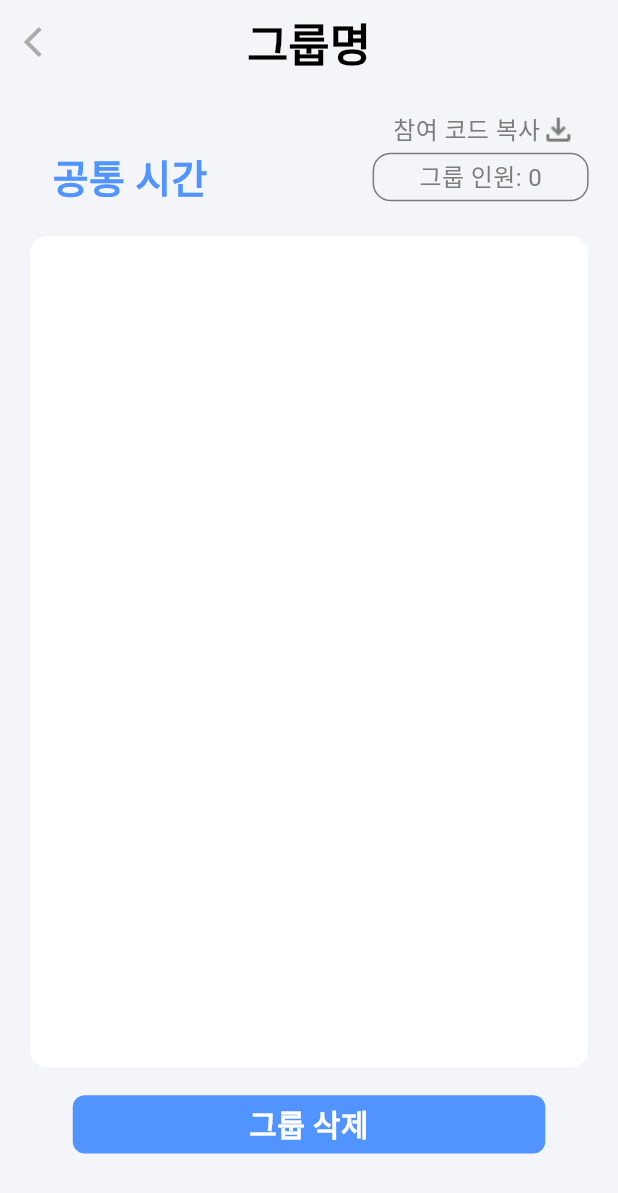
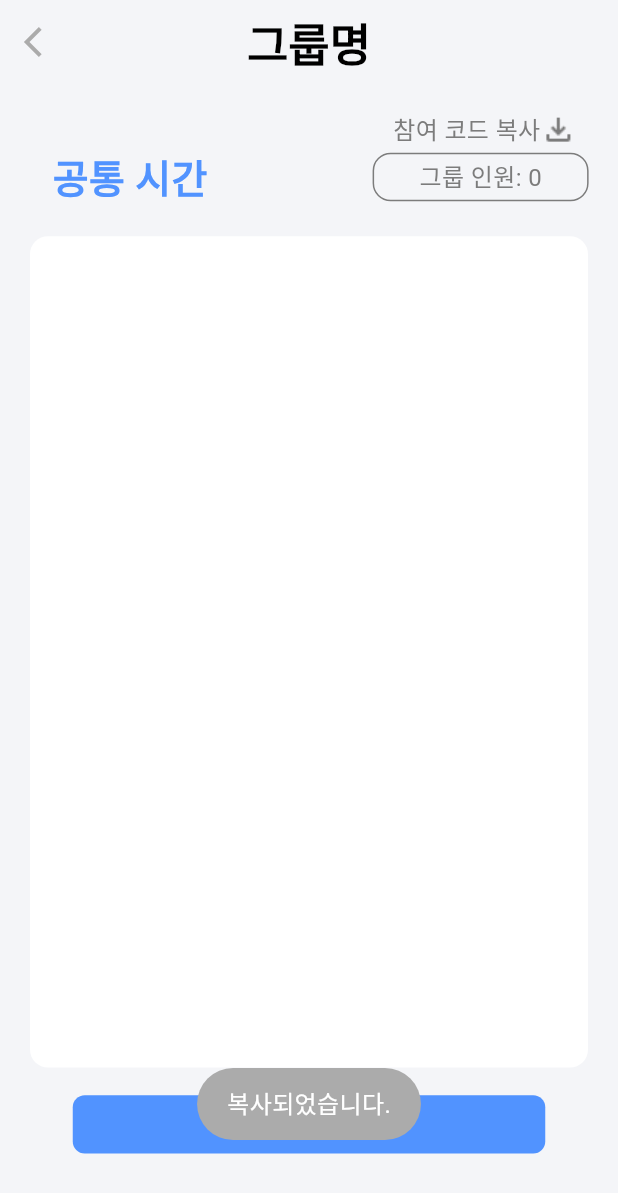
Before and after one commit to AIIA-GCU/VinTeum-FE, a Flutter app: the DetailScreen screen opened directly with empty values, after a tap on "참여 코드 복사", on a phone screen of 412 x 824 dp. Shown: the top 1193 px of the screen. Run offline on Flutter 3.47's test engine with Material 3 defaults, Android fonts, the light colour scheme and no system bars; our stand-ins replace fluttertoast, image_picker, smooth_page_indicator; Roboto replaces fonts that are missing (Pretendard).

Commit message:
[feat] 클립보드 복사 기능 추가
- 복사 기능 추가
- 토스트 메세지 추가

```diff
--- a/lib/Page/Detail_Screen1.dart
+++ b/lib/Page/Detail_Screen1.dart
@@ -1,16 +1,16 @@
 import 'package:flutter/cupertino.dart';
 import 'package:flutter/material.dart';
+import 'package:fluttertoast/fluttertoast.dart';
 import 'package:vinteum/Common/color.dart';
 import 'package:vinteum/widget/custom_button.dart';
 import 'package:vinteum/widget/custom_dialog.dart';
 import 'package:vinteum/Page/Detail_Screen2.dart';
 import 'package:vinteum/main.dart';
-
+import 'package:flutter/services.dart';
 
 class DetailScreen extends StatefulWidget {
   const DetailScreen({super.key, required this.number});
   final int? number;
-
   @override
   State<DetailScreen> createState() => _DetailScreenState();
 }
@@ -51,7 +51,17 @@ class _DetailScreenState extends State<DetailScreen> {
                   ),
                   GestureDetector(
                     onTap: (){
-
+                      String EnterKey = "adadadad";
+                      Clipboard.setData(ClipboardData(text: EnterKey));
+                      Fluttertoast.showToast(
+                          msg: "복사되었습니다.",
+                          toastLength: Toast.LENGTH_SHORT,
+                          gravity: ToastGravity.BOTTOM,
+                          timeInSecForIosWeb: 1,
+                          backgroundColor: VinTeumColors.grey,
+                          textColor: Colors.white,
+                          fontSize: 16.0
+                      );
                     },
                     child: Row(
                       children: [
--- a/pubspec.yaml
+++ b/pubspec.yaml
@@ -37,7 +37,7 @@ dependencies:
   cupertino_icons: ^1.0.2
   image_picker: ^1.0.8
   smooth_page_indicator: ^1.2.0
-
+  fluttertoast: ^8.2.5
 dev_dependencies:
   flutter_test:
     sdk: flutter
```
